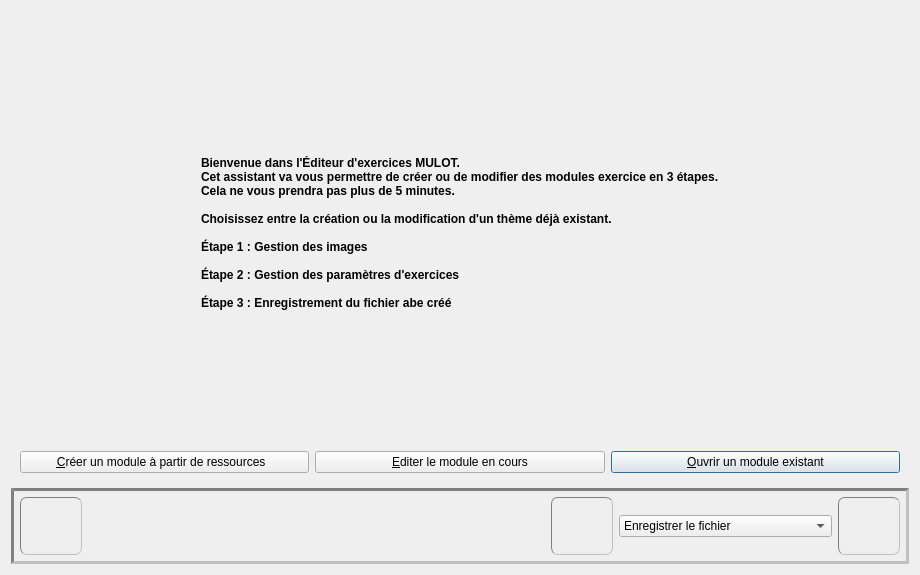
This is editeur.ui in Txikilinux/leterrier-mulot as Qt 5 draws it before an edit. The edited form follows.
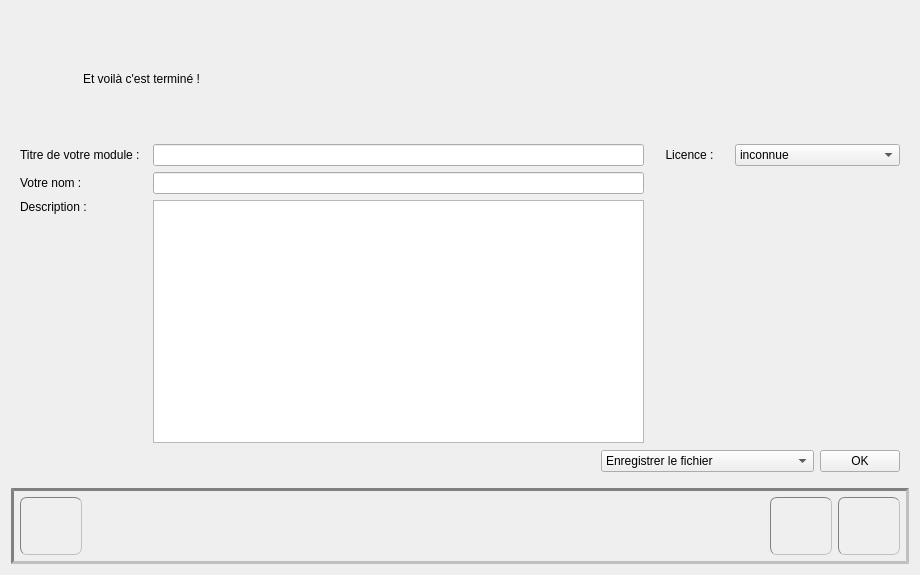
This is the edited form. Icons and pictures are not drawn. Custom widgets are drawn as their Qt base class.

Commit message: Modifications éditeur pour le rendre Imageo-like

The edit to the form file:
```diff
--- a/editeur.ui
+++ b/editeur.ui
@@ -135,20 +135,6 @@
         </property>
        </widget>
       </item>
-      <item row="0" column="5">
-       <widget class="QComboBox" name="cbChoixEnregistrement">
-        <item>
-         <property name="text">
-          <string>Enregistrer le fichier</string>
-         </property>
-        </item>
-        <item>
-         <property name="text">
-          <string>Publier sur abuledu-mediathèque</string>
-         </property>
-        </item>
-       </widget>
-      </item>
      </layout>
     </widget>
    </item>
@@ -158,7 +144,7 @@
       <string notr="true"/>
      </property>
      <property name="currentIndex">
-      <number>0</number>
+      <number>3</number>
      </property>
      <widget class="QWidget" name="page">
       <layout class="QGridLayout" name="gridLayout">
@@ -1138,6 +1124,221 @@
        </item>
       </layout>
      </widget>
+     <widget class="QWidget" name="pageFin">
+      <layout class="QGridLayout" name="gridLayout_14">
+       <item row="0" column="0" colspan="7">
+        <widget class="QLabel" name="lblEtVoilaCTermine">
+         <property name="minimumSize">
+          <size>
+           <width>0</width>
+           <height>50</height>
+          </size>
+         </property>
+         <property name="styleSheet">
+          <string notr="true">border: 1px black solid;
+padding: 4 4 4 60px;
+border-radius: 10px;
+background: #ddf url(&quot;:/aide&quot;) no-repeat;</string>
+         </property>
+         <property name="text">
+          <string>Et voilà c'est terminé !</string>
+         </property>
+        </widget>
+       </item>
+       <item row="1" column="0">
+        <widget class="QLabel" name="lblTitreModule">
+         <property name="text">
+          <string>Titre de votre module :</string>
+         </property>
+         <property name="buddy">
+          <cstring>leTitre</cstring>
+         </property>
+        </widget>
+       </item>
+       <item row="1" column="1" colspan="3">
+        <widget class="QLineEdit" name="leTitre">
+         <property name="flagModification" stdset="0">
+          <bool>true</bool>
+         </property>
+        </widget>
+       </item>
+       <item row="1" column="4">
+        <widget class="QLabel" name="lblLicence">
+         <property name="text">
+          <string>Licence :</string>
+         </property>
+         <property name="alignment">
+          <set>Qt::AlignCenter</set>
+         </property>
+         <property name="buddy">
+          <cstring>cbLicence</cstring>
+         </property>
+        </widget>
+       </item>
+       <item row="1" column="5" colspan="2">
+        <widget class="QComboBox" name="cbLicence">
+         <property name="flagModification" stdset="0">
+          <bool>true</bool>
+         </property>
+         <item>
+          <property name="text">
+           <string>inconnue</string>
+          </property>
+         </item>
+         <item>
+          <property name="text">
+           <string>cc-by-sa</string>
+          </property>
+         </item>
+         <item>
+          <property name="text">
+           <string>cc</string>
+          </property>
+         </item>
+         <item>
+          <property name="text">
+           <string>cc-by</string>
+          </property>
+         </item>
+         <item>
+          <property name="text">
+           <string>gfdl</string>
+          </property>
+         </item>
+         <item>
+          <property name="text">
+           <string>pd</string>
+          </property>
+         </item>
+        </widget>
+       </item>
+       <item row="2" column="0">
+        <widget class="QLabel" name="lblNom">
+         <property name="text">
+          <string>Votre nom :</string>
+         </property>
+         <property name="buddy">
+          <cstring>leAuteur</cstring>
+         </property>
+        </widget>
+       </item>
+       <item row="2" column="1" colspan="3">
+        <widget class="QLineEdit" name="leAuteur">
+         <property name="text">
+          <string/>
+         </property>
+         <property name="flagModification" stdset="0">
+          <bool>true</bool>
+         </property>
+        </widget>
+       </item>
+       <item row="2" column="4" colspan="3">
+        <spacer name="horizontalSpacer_13">
+         <property name="orientation">
+          <enum>Qt::Horizontal</enum>
+         </property>
+         <property name="sizeHint" stdset="0">
+          <size>
+           <width>250</width>
+           <height>20</height>
+          </size>
+         </property>
+        </spacer>
+       </item>
+       <item row="3" column="0">
+        <widget class="QLabel" name="label_3">
+         <property name="text">
+          <string>Description :</string>
+         </property>
+         <property name="alignment">
+          <set>Qt::AlignLeading|Qt::AlignLeft|Qt::AlignTop</set>
+         </property>
+         <property name="buddy">
+          <cstring>teDescription</cstring>
+         </property>
+        </widget>
+       </item>
+       <item row="3" column="1" rowspan="2" colspan="3">
+        <widget class="QPlainTextEdit" name="teDescription">
+         <property name="flagModification" stdset="0">
+          <bool>true</bool>
+         </property>
+        </widget>
+       </item>
+       <item row="4" column="4" colspan="3">
+        <spacer name="horizontalSpacer_14">
+         <property name="orientation">
+          <enum>Qt::Horizontal</enum>
+         </property>
+         <property name="sizeHint" stdset="0">
+          <size>
+           <width>250</width>
+           <height>20</height>
+          </size>
+         </property>
+        </spacer>
+       </item>
+       <item row="5" column="0" colspan="2">
+        <spacer name="horizontalSpacer_11">
+         <property name="orientation">
+          <enum>Qt::Horizontal</enum>
+         </property>
+         <property name="sizeHint" stdset="0">
+          <size>
+           <width>260</width>
+           <height>24</height>
+          </size>
+         </property>
+        </spacer>
+       </item>
+       <item row="5" column="2">
+        <spacer name="horizontalSpacer_12">
+         <property name="orientation">
+          <enum>Qt::Horizontal</enum>
+         </property>
+         <property name="sizeHint" stdset="0">
+          <size>
+           <width>40</width>
+           <height>20</height>
+          </size>
+         </property>
+        </spacer>
+       </item>
+       <item row="5" column="3" colspan="3">
+        <widget class="QComboBox" name="cbChoixEnregistrement">
+         <item>
+          <property name="text">
+           <string>Enregistrer le fichier</string>
+          </property>
+         </item>
+         <item>
+          <property name="text">
+           <string>Publier sur abuledu-mediathèque</string>
+          </property>
+         </item>
+        </widget>
+       </item>
+       <item row="5" column="6">
+        <widget class="QPushButton" name="btnEnregistrementOK">
+         <property name="sizePolicy">
+          <sizepolicy hsizetype="Preferred" vsizetype="Fixed">
+           <horstretch>0</horstretch>
+           <verstretch>0</verstretch>
+          </sizepolicy>
+         </property>
+         <property name="maximumSize">
+          <size>
+           <width>1677215</width>
+           <height>16777215</height>
+          </size>
+         </property>
+         <property name="text">
+          <string>OK</string>
+         </property>
+        </widget>
+       </item>
+      </layout>
+     </widget>
     </widget>
    </item>
   </layout>
```
Left out of the diff: 2 changed lines with no effect on the pictures. The commit also changes 2 other files.
